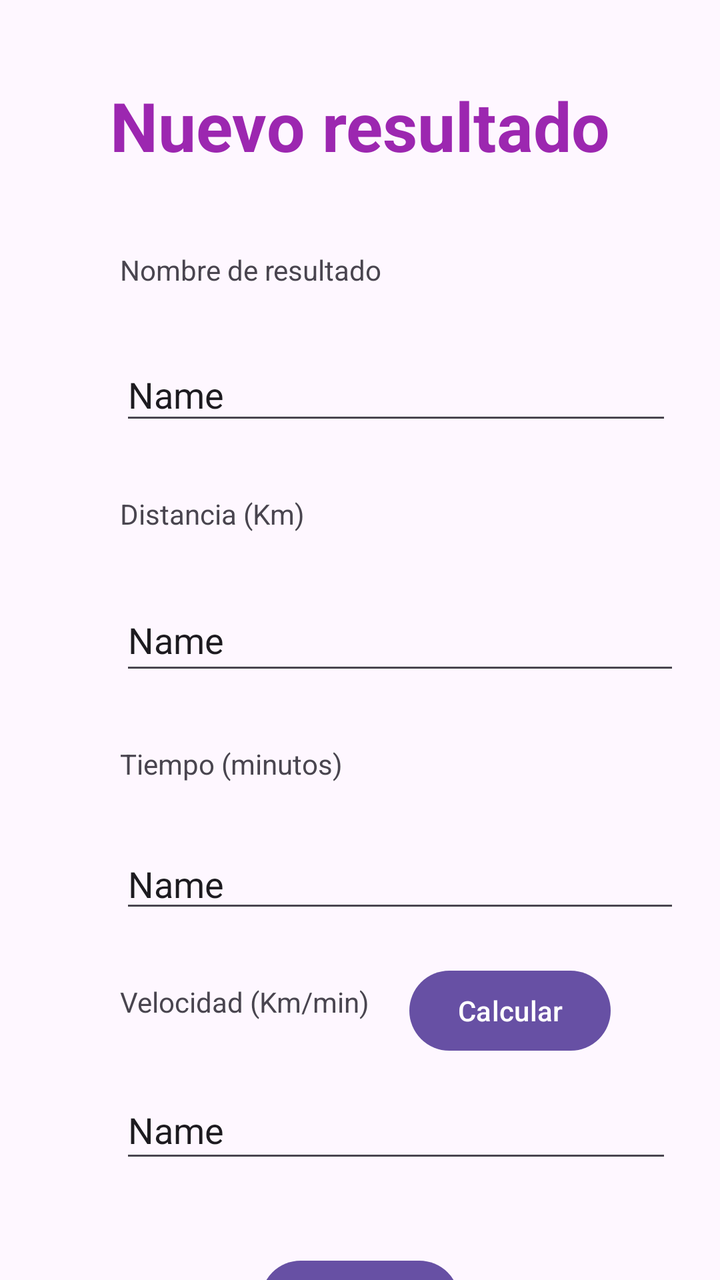
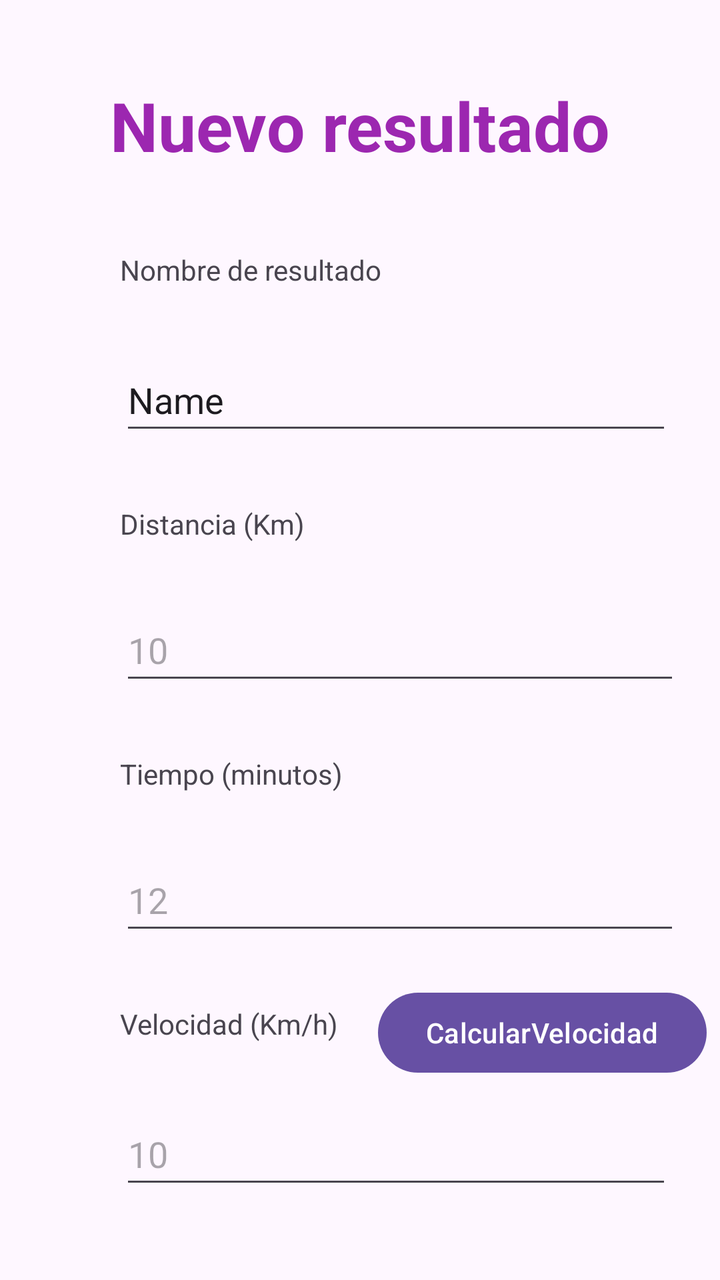

An Android layout rendered at two revisions. The XML below is the earlier revision; the diff shows what the commit changed to produce the second picture.
<!-- AndroidManifest.xml: application theme Theme.AppRunningMobile -->
<!-- res/layout/activity_nuevo_resultado.xml -->
<?xml version="1.0" encoding="utf-8"?>
<androidx.constraintlayout.widget.ConstraintLayout xmlns:android="http://schemas.android.com/apk/res/android"
    xmlns:app="http://schemas.android.com/apk/res-auto"
    xmlns:tools="http://schemas.android.com/tools"
    android:layout_width="match_parent"
    android:layout_height="match_parent">

    <TextView
        android:id="@+id/textView8"
        android:layout_width="wrap_content"
        android:layout_height="wrap_content"
        android:layout_marginTop="40dp"
        android:text="Nuevo resultado"
        android:textColor="#9C27B0"
        android:textSize="34sp"
        android:textStyle="bold"
        app:layout_constraintEnd_toEndOf="parent"
        app:layout_constraintStart_toStartOf="parent"
        app:layout_constraintTop_toTopOf="parent" />

    <TextView
        android:id="@+id/textView9"
        android:layout_width="wrap_content"
        android:layout_height="wrap_content"
        android:layout_marginStart="60dp"
        android:layout_marginTop="40dp"
        android:text="Nombre de resultado"
        app:layout_constraintStart_toStartOf="parent"
        app:layout_constraintTop_toBottomOf="@+id/textView8" />

    <EditText
        android:id="@+id/etNuevoNombreResultado"
        android:layout_width="276dp"
        android:layout_height="43dp"
        android:layout_marginStart="60dp"
        android:layout_marginTop="30dp"
        android:ems="10"
        android:inputType="text"
        android:text="Name"
        app:layout_constraintStart_toStartOf="parent"
        app:layout_constraintTop_toBottomOf="@+id/textView9" />

    <TextView
        android:id="@+id/textView10"
        android:layout_width="wrap_content"
        android:layout_height="wrap_content"
        android:layout_marginStart="60dp"
        android:layout_marginTop="30dp"
        android:text="Distancia (Km)"
        app:layout_constraintStart_toStartOf="parent"
        app:layout_constraintTop_toBottomOf="@+id/etNuevoNombreResultado" />

    <EditText
        android:id="@+id/etNuevaDistancia"
        android:layout_width="280dp"
        android:layout_height="48dp"
        android:layout_marginStart="60dp"
        android:layout_marginTop="28dp"
        android:ems="10"
        android:inputType="text"
        android:text="Name"
        app:layout_constraintStart_toStartOf="parent"
        app:layout_constraintTop_toBottomOf="@+id/textView10" />

    <EditText
        android:id="@+id/etNuevoTiempo"
        android:layout_width="280dp"
        android:layout_height="42dp"
        android:layout_marginStart="60dp"
        android:layout_marginTop="28dp"
        android:ems="10"
        android:inputType="text"
        android:text="Name"
        app:layout_constraintStart_toStartOf="parent"
        app:layout_constraintTop_toBottomOf="@+id/textView11" />

    <TextView
        android:id="@+id/textView11"
        android:layout_width="wrap_content"
        android:layout_height="wrap_content"
        android:layout_marginStart="60dp"
        android:layout_marginTop="30dp"
        android:text="Tiempo (minutos)"
        app:layout_constraintStart_toStartOf="parent"
        app:layout_constraintTop_toBottomOf="@+id/etNuevaDistancia" />

    <TextView
        android:id="@+id/textView12"
        android:layout_width="wrap_content"
        android:layout_height="wrap_content"
        android:layout_marginStart="60dp"
        android:layout_marginTop="30dp"
        android:text="Velocidad (Km/min)"
        app:layout_constraintStart_toStartOf="parent"
        app:layout_constraintTop_toBottomOf="@+id/etNuevoTiempo" />

    <EditText
        android:id="@+id/etNuevaVelocidad"
        android:layout_width="276dp"
        android:layout_height="46dp"
        android:layout_marginStart="60dp"
        android:layout_marginTop="30dp"
        android:ems="10"
        android:inputType="text"
        android:text="Name"
        app:layout_constraintStart_toStartOf="parent"
        app:layout_constraintTop_toBottomOf="@+id/textView12" />

    <Button
        android:id="@+id/button"
        android:layout_width="wrap_content"
        android:layout_height="wrap_content"
        android:layout_marginTop="40dp"
        android:text="Guardar"
        app:layout_constraintEnd_toEndOf="parent"
        app:layout_constraintStart_toStartOf="parent"
        app:layout_constraintTop_toBottomOf="@+id/etNuevaVelocidad" />

    <Button
        android:id="@+id/button2"
        android:layout_width="wrap_content"
        android:layout_height="wrap_content"
        android:layout_marginStart="20dp"
        android:layout_marginTop="20dp"
        android:text="Calcular"
        app:layout_constraintStart_toEndOf="@+id/textView12"
        app:layout_constraintTop_toBottomOf="@+id/etNuevoTiempo" />
</androidx.constraintlayout.widget.ConstraintLayout>
<!-- resources referenced by this layout -->
<resources>
  <style name="Theme.AppRunningMobile" parent="Base.Theme.AppRunningMobile" />
  <style name="Base.Theme.AppRunningMobile" parent="Theme.Material3.DayNight.NoActionBar">
          
          
      </style>
</resources>

<!-- the commit's change to res/layout/activity_nuevo_resultado.xml (unified diff, before → after) -->
@@ -31,7 +31,7 @@
     <EditText
         android:id="@+id/etNuevoNombreResultado"
         android:layout_width="276dp"
-        android:layout_height="43dp"
+        android:layout_height="48dp"
         android:layout_marginStart="60dp"
         android:layout_marginTop="30dp"
         android:ems="10"
@@ -58,19 +58,19 @@
         android:layout_marginTop="28dp"
         android:ems="10"
         android:inputType="text"
-        android:text="Name"
+        android:hint="10"
         app:layout_constraintStart_toStartOf="parent"
         app:layout_constraintTop_toBottomOf="@+id/textView10" />
 
     <EditText
         android:id="@+id/etNuevoTiempo"
         android:layout_width="280dp"
-        android:layout_height="42dp"
+        android:layout_height="48dp"
         android:layout_marginStart="60dp"
         android:layout_marginTop="28dp"
         android:ems="10"
         android:inputType="text"
-        android:text="Name"
+        android:hint="12"
         app:layout_constraintStart_toStartOf="parent"
         app:layout_constraintTop_toBottomOf="@+id/textView11" />
 
@@ -90,39 +90,49 @@
         android:layout_height="wrap_content"
         android:layout_marginStart="60dp"
         android:layout_marginTop="30dp"
-        android:text="Velocidad (Km/min)"
+        android:text="Velocidad (Km/h)"
         app:layout_constraintStart_toStartOf="parent"
         app:layout_constraintTop_toBottomOf="@+id/etNuevoTiempo" />
 
     <EditText
         android:id="@+id/etNuevaVelocidad"
         android:layout_width="276dp"
-        android:layout_height="46dp"
+        android:layout_height="48dp"
         android:layout_marginStart="60dp"
         android:layout_marginTop="30dp"
         android:ems="10"
         android:inputType="text"
-        android:text="Name"
+        android:hint="10"
         app:layout_constraintStart_toStartOf="parent"
         app:layout_constraintTop_toBottomOf="@+id/textView12" />
 
     <Button
-        android:id="@+id/button"
+        android:id="@+id/btnGuardarResultado"
         android:layout_width="wrap_content"
         android:layout_height="wrap_content"
+        android:layout_marginStart="60dp"
         android:layout_marginTop="40dp"
         android:text="Guardar"
-        app:layout_constraintEnd_toEndOf="parent"
         app:layout_constraintStart_toStartOf="parent"
         app:layout_constraintTop_toBottomOf="@+id/etNuevaVelocidad" />
 
     <Button
-        android:id="@+id/button2"
+        android:id="@+id/btnCalcularVelocidad1"
         android:layout_width="wrap_content"
         android:layout_height="wrap_content"
         android:layout_marginStart="20dp"
         android:layout_marginTop="20dp"
-        android:text="Calcular"
+        android:text="CalcularVelocidad"
         app:layout_constraintStart_toEndOf="@+id/textView12"
         app:layout_constraintTop_toBottomOf="@+id/etNuevoTiempo" />
+
+    <Button
+        android:id="@+id/btnVolverListaResultado"
+        android:layout_width="wrap_content"
+        android:layout_height="wrap_content"
+        android:layout_marginStart="80dp"
+        android:layout_marginTop="40dp"
+        android:text="Volver"
+        app:layout_constraintStart_toEndOf="@+id/btnGuardarResultado"
+        app:layout_constraintTop_toBottomOf="@+id/etNuevaVelocidad" />
 </androidx.constraintlayout.widget.ConstraintLayout>
